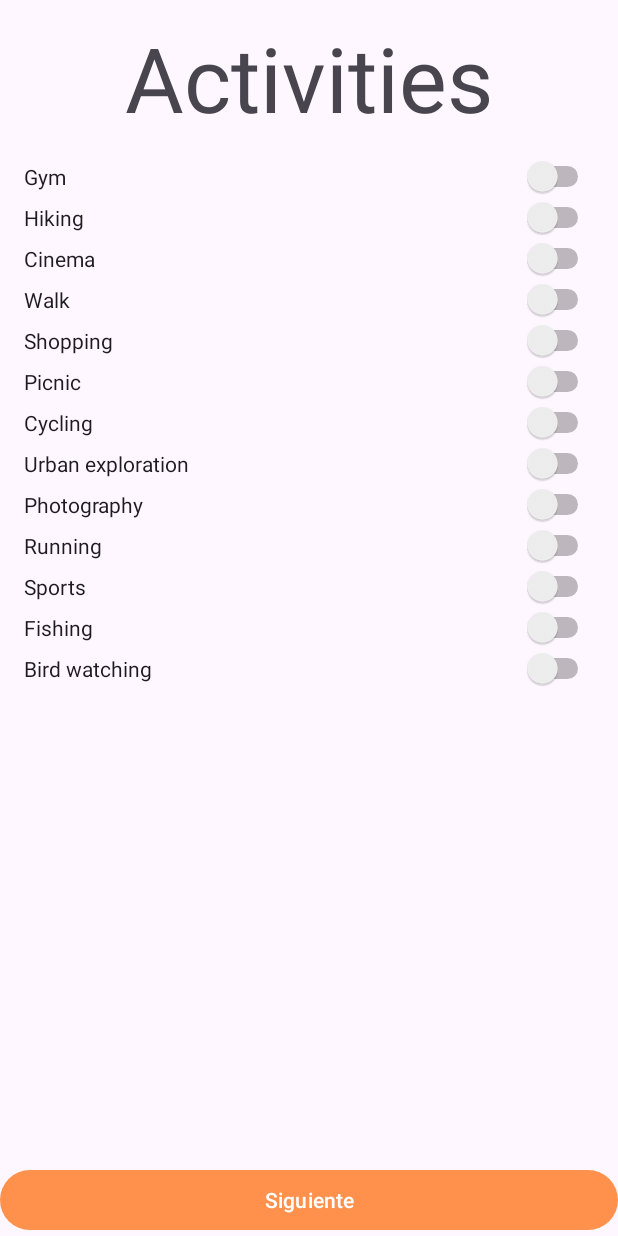
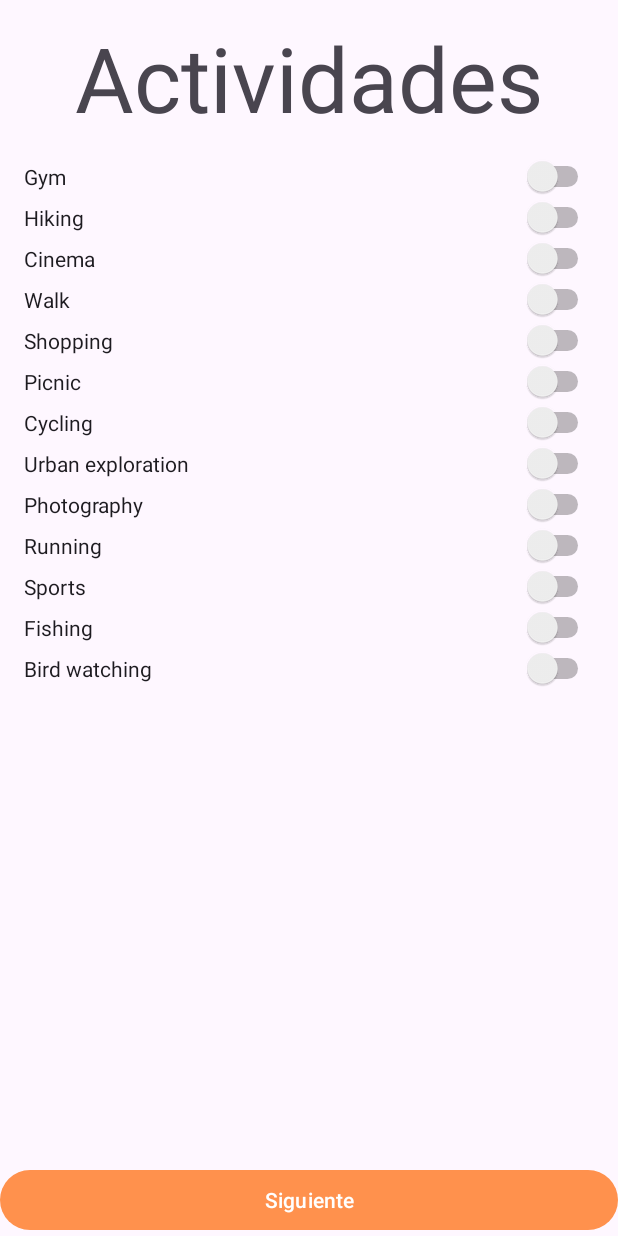
Before and after one commit to AzalDevX/leisagun, an Android app: the FavouriteActivity screen opened directly, with no data from a screen before it, on a phone screen of 412 x 824 dp. Run offline under Robolectric (Android 15) with nearby library versions, the phone set to English and light mode, and no system bars; our stand-ins replace Firebase (no records; nobody signed in at launch, a user with empty details on screens opened directly).

Commit message:
Add strings to favourite activities

```diff
--- a/app/src/main/res/layout/activity_favourite.xml
+++ b/app/src/main/res/layout/activity_favourite.xml
@@ -11,7 +11,7 @@
             android:id="@+id/pageTitle"
             android:layout_width="408dp"
             android:layout_height="104dp"
-            android:text="Activities"
+            android:text="@string/favourite_activity_title"
             app:layout_constraintTop_toTopOf="parent"
             app:layout_constraintStart_toStartOf="parent"
             app:layout_constraintEnd_toEndOf="parent" android:textSize="60sp" android:gravity="center"/>
--- a/app/src/main/res/values/strings.xml
+++ b/app/src/main/res/values/strings.xml
@@ -97,6 +97,9 @@
     <!--  Chat activity -->
     <string name="chat_send">Enviar</string>
 
+    <!--  Favourite activity-->
+    <string name="favourite_activity_title">Actividades</string>
+
     <string name="back_button_description" translatable="false">Descripcion</string>
         <string-array name="months">
             <item>Enero</item>
```
Also changed, not shown: 2 other files.
